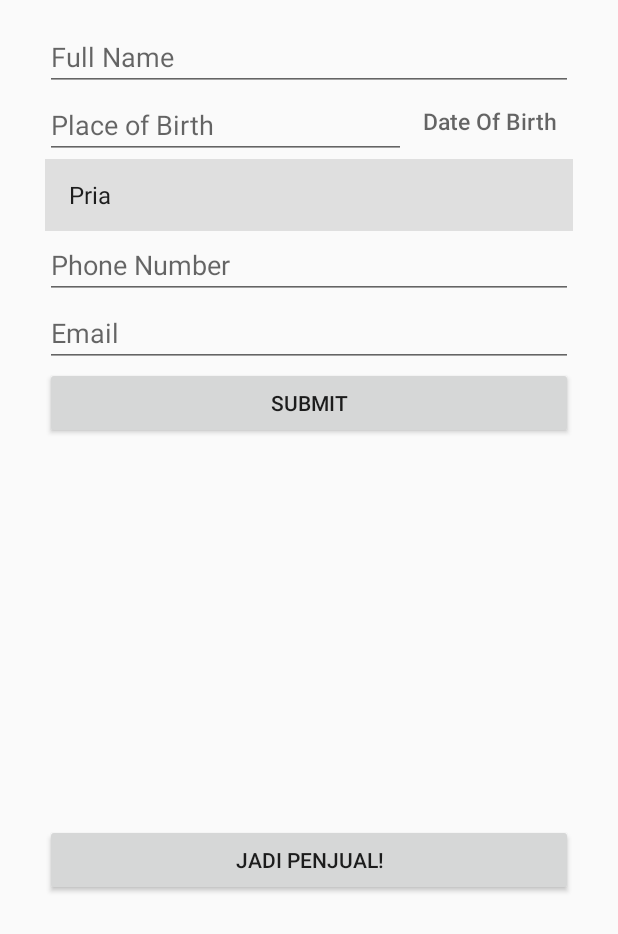
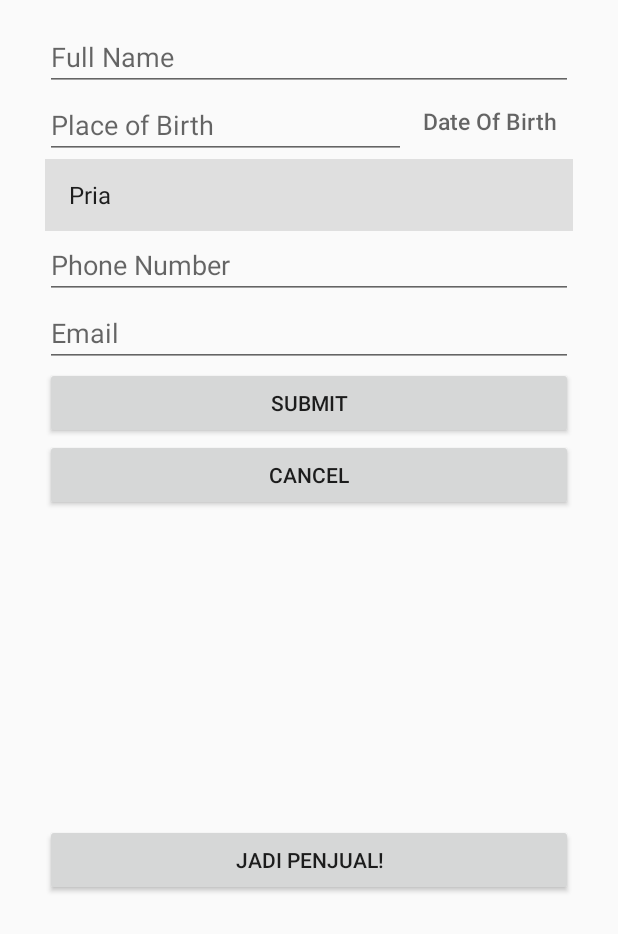
Before and after one commit to 0xForked/taniPintar-main, an Android app: the ProfileActivity screen opened directly, with no data from a screen before it, after a tap on an icon or button, on a phone screen of 412 x 824 dp, the part 302-1236 px from its top. Run offline under Robolectric (Android 15) with nearby library versions, the phone set to English and light mode, and no system bars; our stand-ins replace CircleImageView, Firebase (no records; nobody signed in at launch, a user with empty details on screens opened directly), Picasso; pictures from the network do not load.

```diff
--- a/app/src/main/java/id/my/asmith/rizalapps/views/activity/ProfileActivity.java
+++ b/app/src/main/java/id/my/asmith/rizalapps/views/activity/ProfileActivity.java
@@ -51,7 +51,7 @@ public class ProfileActivity extends AppCompatActivity {
     private EditText mEmail, mName, mBirth, mNumber;
     private Spinner mGender;
     private String[] SPINNERVALUES = {"Pria", "Wanita"};
-    private Button mBtnBirth, mBtnDone, mBtnToko, mBtnEditProfile;
+    private Button mBtnBirth, mBtnDone, mBtnCancel, mBtnToko, mBtnEditProfile;
     private TextView emailOut, nameOut, birthOut, numberOut, genderOut;
     private Uri mImageUri = null;
     private static final int DLG_ID = 0;
@@ -99,6 +99,15 @@ public class ProfileActivity extends AppCompatActivity {
             public void onClick(View view) {
                 mOutput.setVisibility(View.GONE);
                 mInput.setVisibility(View.VISIBLE);
+            }
+        });
+
+        mBtnCancel = (Button) findViewById(R.id.cancel_ud);
+        mBtnCancel.setOnClickListener(new View.OnClickListener() {
+            @Override
+            public void onClick(View view) {
+                mOutput.setVisibility(View.VISIBLE);
+                mInput.setVisibility(View.GONE);
             }
         });
 
--- a/app/src/main/res/layout/activity_profile.xml
+++ b/app/src/main/res/layout/activity_profile.xml
@@ -114,6 +114,12 @@
                 android:id="@+id/submit_ud"
                 android:layout_below="@+id/editEmail"
                 android:text="Submit"/>
+            <Button
+                android:layout_width="match_parent"
+                android:layout_height="wrap_content"
+                android:layout_below="@+id/submit_ud"
+                android:text="Cancel"
+                android:id="@+id/cancel_ud"/>
 
         </RelativeLayout>
 
@@ -121,6 +127,7 @@
             android:layout_width="match_parent"
             android:layout_height="match_parent"
             android:id="@+id/layOutput"
+            android:visibility="visible"
             >
 
             <de.hdodenhof.circleimageview.CircleImageView
```
Also changed, not shown: app/src/main/java/id/my/asmith/rizalapps/views/adapter/ListProductAdapter.java (+96 -1 lines).
